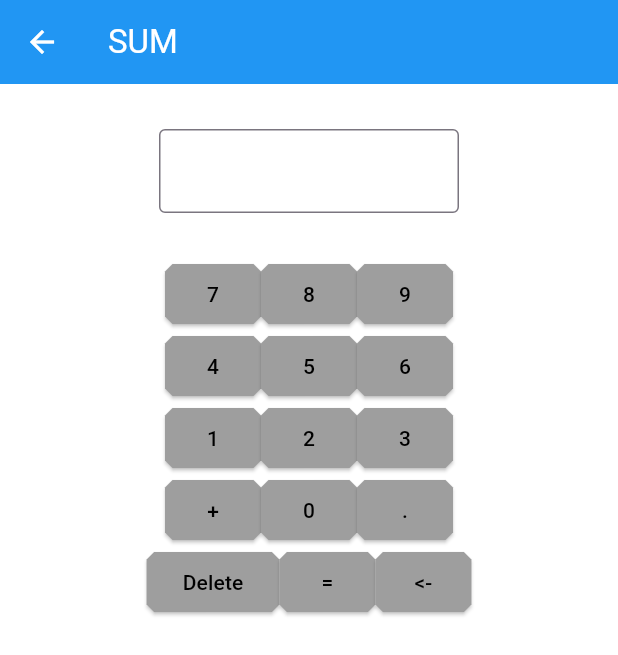
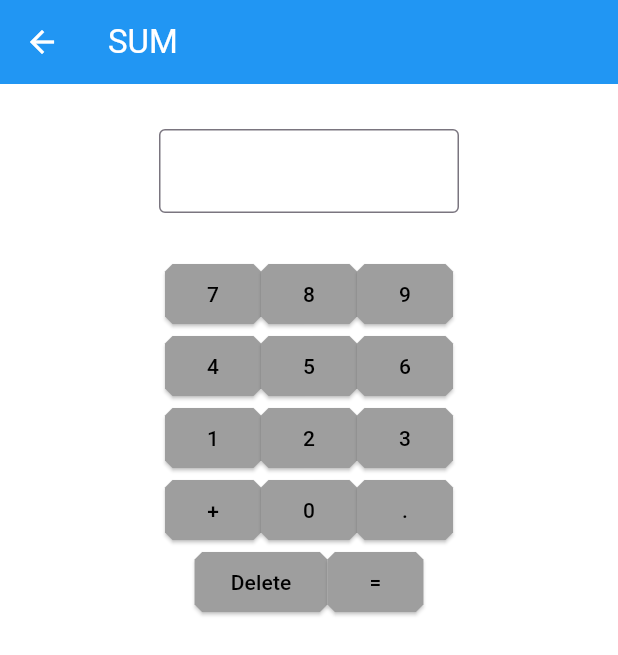
Before and after one commit to glgl-1/calculator, a Flutter app: the Addcalc screen opened by its route, on a phone screen of 412 x 824 dp. Shown: the top 655 px of the screen. Run offline on Flutter 3.47's test engine with Material 3 defaults, Android fonts, the phone set to English and light mode, and no system bars.

```diff
--- a/calculator_app/lib/view/add.dart
+++ b/calculator_app/lib/view/add.dart
@@ -259,19 +259,6 @@ class _AddcalcState extends State<Addcalc> {
                   ),
                   child: const Text('=')
                 ),
-                ElevatedButton(
-                  onPressed: () {
-                    buttonBackSpace();
-                  },
-                  style: ElevatedButton.styleFrom(
-                    backgroundColor: Colors.grey,
-                    foregroundColor: Colors.black,
-                    shape: BeveledRectangleBorder(
-                      borderRadius: BorderRadius.circular(5)
-                    )
-                  ),
-                  child: const Text('<-')
-                ),
               ],
             ),
           ],
@@ -327,13 +314,14 @@ class _AddcalcState extends State<Addcalc> {
 }
 
   buttonPressResult(){
-    if(calcDisplay.text.trim().isNotEmpty){
+    if(calcDisplay.text.trim().isNotEmpty && clacSum.length > 0){
         Sumclac sumResult = Sumclac(calcDisplay.text.trim(), clacSum[0]);
         calcDisplay.text = sumResult.addAction();
         eraseResult();
         print(calcDisplay.text);
         print(clacSum);
-
+    }else{
+      calcDisplay = calcDisplay;
     }
 
     setState(() {});
@@ -343,13 +331,7 @@ class _AddcalcState extends State<Addcalc> {
     calcDisplay.text = '';
     clacSum.clear();
   }
-  buttonBackSpace(){
-    if (calcDisplay.text.length > 1) {
-        calcDisplay.text = calcDisplay.text.substring(0, calcDisplay.text.length - 1);
-      } else {
-        calcDisplay.text = '';
-  }
-}
+
   eraseResult(){
     if(clacSum.length >= 1) {
       clacSum.removeAt(0);
--- a/calculator_app/lib/view/mul.dart
+++ b/calculator_app/lib/view/mul.dart
@@ -1,4 +1,3 @@
-import 'package:flutter/foundation.dart';
 import 'package:flutter/material.dart';
 
 class Mulcalc extends StatefulWidget {
```
